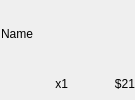
TANG-Kai/menu, file orderitem.ui: the form before one commit.
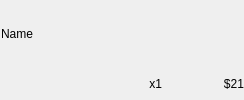
The form after the commit.

Diff of the .ui file:
```diff
--- a/orderitem.ui
+++ b/orderitem.ui
@@ -6,12 +6,12 @@
    <rect>
     <x>0</x>
     <y>0</y>
-    <width>135</width>
+    <width>244</width>
     <height>100</height>
    </rect>
   </property>
   <property name="sizePolicy">
-   <sizepolicy hsizetype="Preferred" vsizetype="Preferred">
+   <sizepolicy hsizetype="Expanding" vsizetype="Fixed">
     <horstretch>0</horstretch>
     <verstretch>0</verstretch>
    </sizepolicy>
@@ -93,6 +93,19 @@
       <property name="bottomMargin">
        <number>0</number>
       </property>
+      <item>
+       <spacer name="horizontalSpacer">
+        <property name="orientation">
+         <enum>Qt::Horizontal</enum>
+        </property>
+        <property name="sizeHint" stdset="0">
+         <size>
+          <width>120</width>
+          <height>20</height>
+         </size>
+        </property>
+       </spacer>
+      </item>
       <item>
        <widget class="QLabel" name="lb_quantity">
         <property name="sizePolicy">
@@ -116,7 +129,7 @@
        <widget class="QLabel" name="lb_amount">
         <property name="sizePolicy">
          <sizepolicy hsizetype="Preferred" vsizetype="Preferred">
-          <horstretch>1</horstretch>
+          <horstretch>2</horstretch>
           <verstretch>0</verstretch>
          </sizepolicy>
         </property>
```
